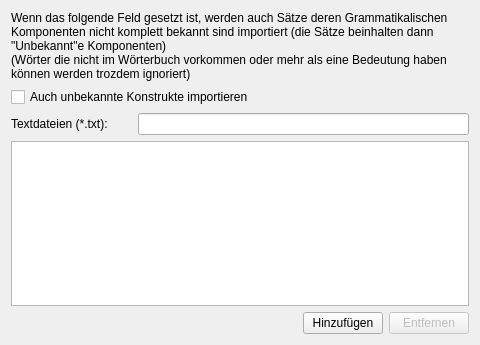
Above: src/ModelManagement/Grammar/ImportGrammar/selectfilestoreadpage.ui from KDE/simon before the change. Below: the same form after it.
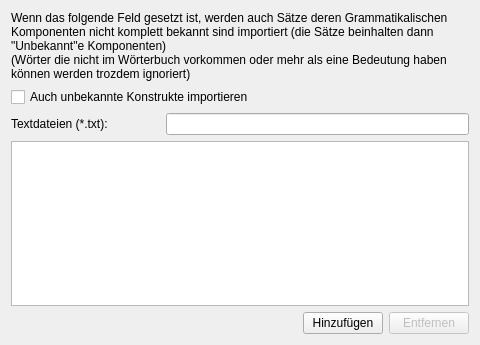
That is the form after the change. Icons and pictures are not drawn. Custom widgets are drawn as their Qt base class.

Patch:
```diff
--- a/src/ModelManagement/Grammar/ImportGrammar/selectfilestoreadpage.ui
+++ b/src/ModelManagement/Grammar/ImportGrammar/selectfilestoreadpage.ui
@@ -32,12 +32,12 @@
     </widget>
    </item>
    <item>
-    <layout class="QFormLayout" name="formLayout" >
-     <item row="0" column="0" >
+    <layout class="QHBoxLayout" name="horizontalLayout" >
+     <item>
       <widget class="QLabel" name="lbListDesc" >
        <property name="minimumSize" >
         <size>
-         <width>121</width>
+         <width>149</width>
          <height>0</height>
         </size>
        </property>
@@ -49,8 +49,15 @@
        </property>
       </widget>
      </item>
-     <item row="0" column="1" >
-      <widget class="SimonFileSelector" name="leFiles" />
+     <item>
+      <widget class="QLineEdit" name="leFiles" >
+       <property name="maximumSize" >
+        <size>
+         <width>16777215</width>
+         <height>16777215</height>
+        </size>
+       </property>
+      </widget>
      </item>
     </layout>
    </item>
@@ -105,14 +112,6 @@
   </layout>
  </widget>
  <customwidgets>
-  <customwidget>
-   <class>SimonFileSelector</class>
-   <extends>QLineEdit</extends>
-   <header>simonfileselector.h</header>
-   <slots>
-    <signal>urlChanged()</signal>
-   </slots>
-  </customwidget>
   <customwidget>
    <class>SimonListWidget</class>
    <extends>QListWidget</extends>
```
